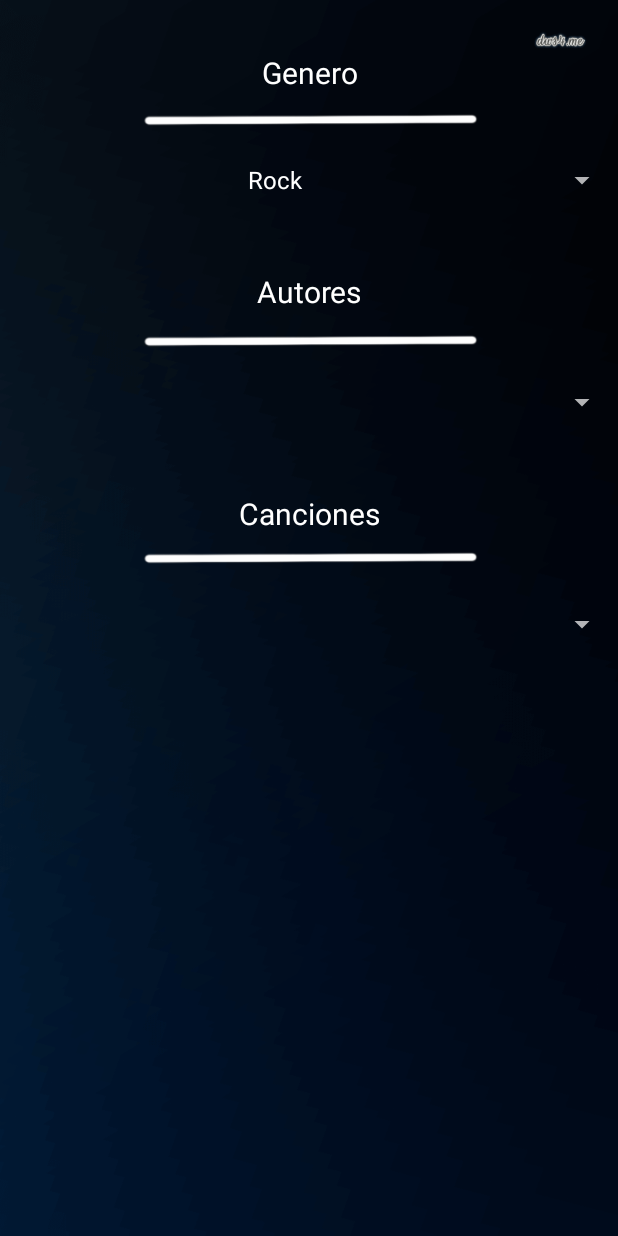
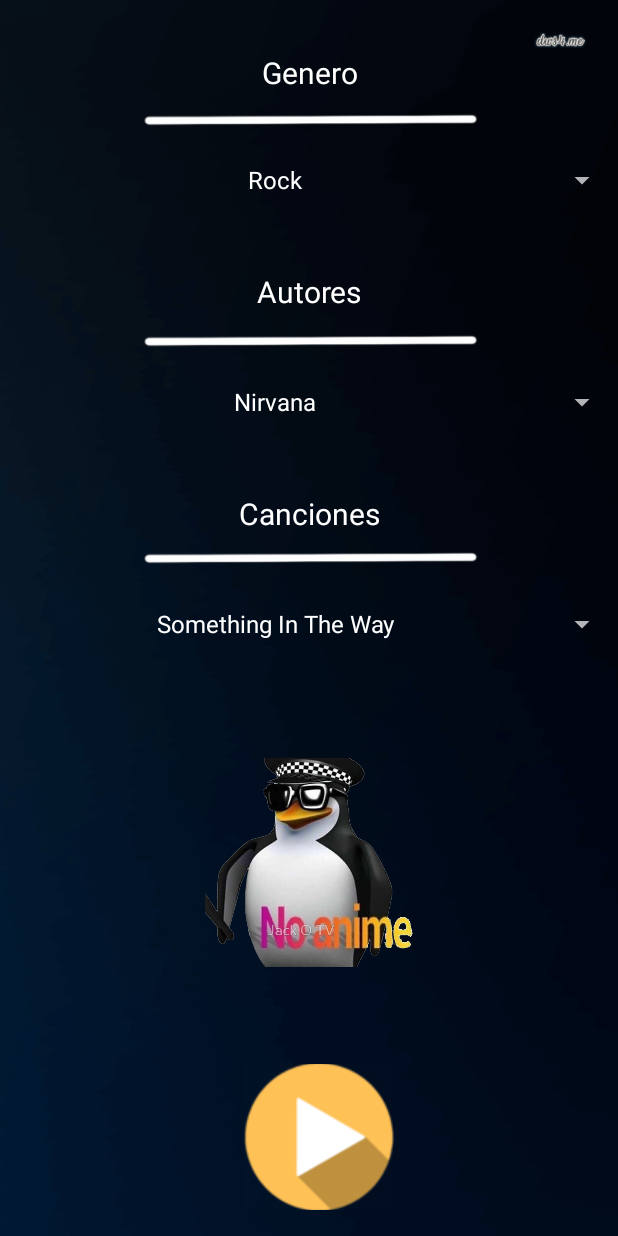
Before and after one commit to Albertofg99/PFinal, an Android app: the fragment ReproductorFragment shown on its own in the app's theme, on a phone screen of 412 x 824 dp. Run offline under Robolectric (Android 15) with nearby library versions, the phone set to English and light mode, and no system bars.

Commit message:
avances les goooo

```diff
--- a/app/src/main/res/layout/fragment_reproductor.xml
+++ b/app/src/main/res/layout/fragment_reproductor.xml
@@ -142,7 +142,7 @@
             android:layout_marginBottom="17dp"
             android:background="@android:color/transparent"
             android:src="@drawable/botonplayproyecto2"
-            android:visibility="invisible"
+            android:visibility="visible"
             app:layout_constraintBottom_toBottomOf="parent"
             app:layout_constraintEnd_toEndOf="parent"
             app:layout_constraintHorizontal_bias="0.562"
@@ -156,7 +156,7 @@
             android:layout_height="97dp"
             android:layout_marginStart="16dp"
             android:background="@android:color/transparent"
-            android:visibility="invisible"
+            android:visibility="visible"
             app:layout_constraintBottom_toBottomOf="parent"
             app:layout_constraintEnd_toEndOf="parent"
             app:layout_constraintHorizontal_bias="0.357"
@@ -172,7 +172,7 @@
             android:layout_marginStart="127dp"
             android:layout_marginEnd="127dp"
             android:src="@drawable/noanimepenguin"
-            android:visibility="invisible"
+            android:visibility="visible"
             app:layout_constraintBottom_toTopOf="@+id/imageButtonPlayPause"
             app:layout_constraintEnd_toEndOf="parent"
             app:layout_constraintStart_toStartOf="parent"
--- a/app/src/main/res/values/list.xml
+++ b/app/src/main/res/values/list.xml
@@ -5,7 +5,7 @@
     <string-array name="listGender">
         <item>Rock</item>
         <item>Electronica</item>
-        <item>xd</item>
+        <item>Urbana</item>
     </string-array>
 
     <string-array name="listAuthorRock">
@@ -15,41 +15,40 @@
 
     <string-array name="listAuthorElectronica">
         <item>Skrillex</item>
-        <item>Steve Aoki</item>
+        <item>David Guetta</item>
     </string-array>
 
-    <string-array name="listAuthorA">
+    <string-array name="listAuthorUrbana">
         <item>Lil Bokeron</item>
-        <item>a</item>
+        <item>Rels B</item>
     </string-array>
 
     <string-array name="listSongNirvana">
-        <item>a</item>
-        <item>b</item>
+        <item>Something In The Way</item>
+        <item>Smells Like Teen Spirit</item>
     </string-array>
 
     <string-array name="listSongImagineDragons">
-        <item>c</item>
-        <item>d</item>
+        <item>Bones</item>
+        <item>Enemy</item>
     </string-array>
 
     <string-array name="listSongSkrillex">
-        <item>e</item>
-        <item>f</item>
+        <item>Ease My Mind</item>
+        <item>Make It Bun Dem</item>
     </string-array>
 
-    <string-array name="listSongSteveAoki">
-        <item>g</item>
-        <item>h</item>
+    <string-array name="listSongDavidGuetta">
+        <item>Memories</item>
+        <item>Titanium</item>
     </string-array>
 
     <string-array name="listSongLilBokeron">
-        <item>i</item>
+        <item>Versos Perversos</item>
     </string-array>
 
-    <string-array name="listSongA">
-        <item>j</item>
-        <item>k</item>
+    <string-array name="listSongRelsB">
+        <item>A Mi</item>
     </string-array>
 
 </resources>
--- a/app/src/main/res/values/strings.xml
+++ b/app/src/main/res/values/strings.xml
@@ -11,4 +11,6 @@
     <string name="Genre">Genero</string>
     <string name="Author">Autores</string>
     <string name="Song">Canciones</string>
+    <!-- TODO: Remove or change this placeholder text -->
+    <string name="hello_blank_fragment">Hello blank fragment</string>
 </resources>
```
Also changed, not shown: app/src/main/java/com/example/pfinal/MainActivity.java (+10 -1 lines), app/src/main/java/com/example/pfinal/ReproductorFragment.java (+72 -20 lines), app/src/main/res/drawable/botonstopproyecto2.png, 10 other files.
